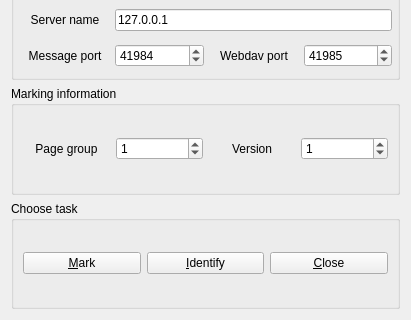
First picture: the form in qtCreatorFiles/ui_chooser.ui, repository plomgrading/plom, before the edit; both pictures show x 0 to 411 and y 154 to 474 of the 411 by 474 pixel window.
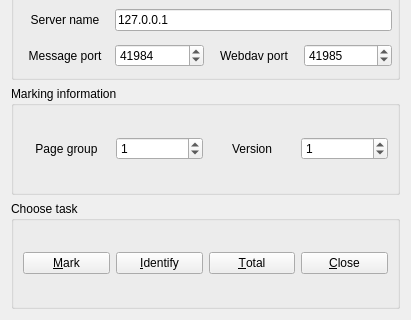
Second picture: the form after the edit.

Commit message: First hack at making a totaler client which allows users to enter the total mark for a test (similarly to how ids are entered). This is for when the test is marked off-line and the total is written on the front. It does not total marks from each question - it only accepts a single number.

Diff of the .ui file:
```diff
--- a/qtCreatorFiles/ui_chooser.ui
+++ b/qtCreatorFiles/ui_chooser.ui
@@ -215,6 +215,13 @@
         </property>
        </widget>
       </item>
+      <item>
+       <widget class="QPushButton" name="totalButton">
+        <property name="text">
+         <string>&amp;Total</string>
+        </property>
+       </widget>
+      </item>
       <item>
        <widget class="QPushButton" name="closeButton">
         <property name="text">
```
Left out of the diff: 1 changed line with no effect on the pictures. The commit also changes 7 other files.
